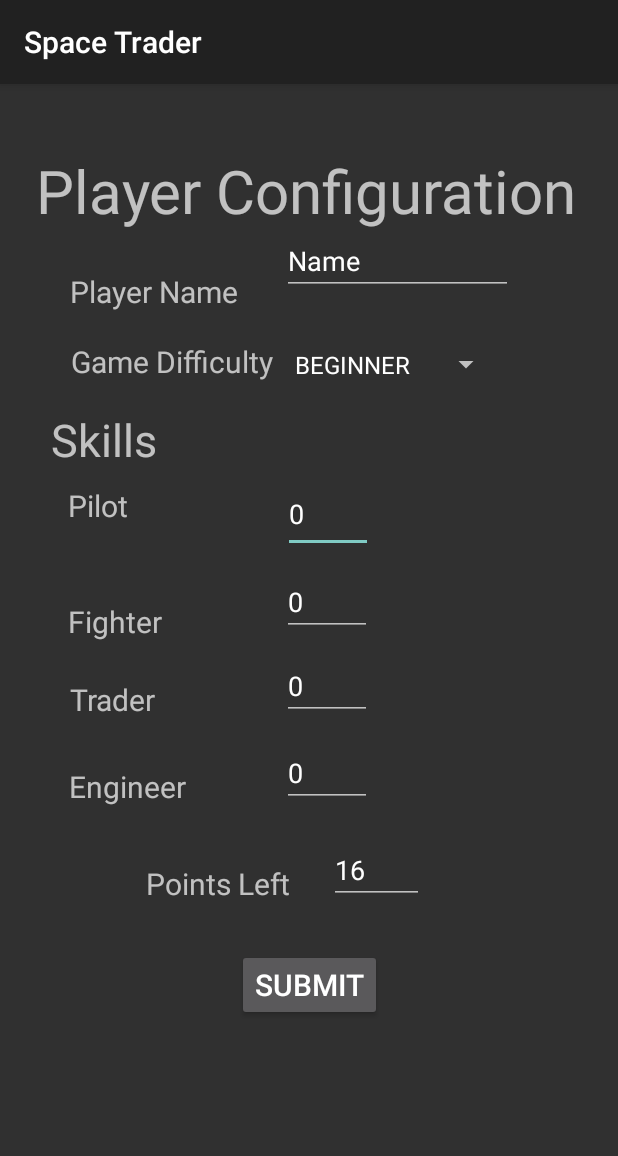
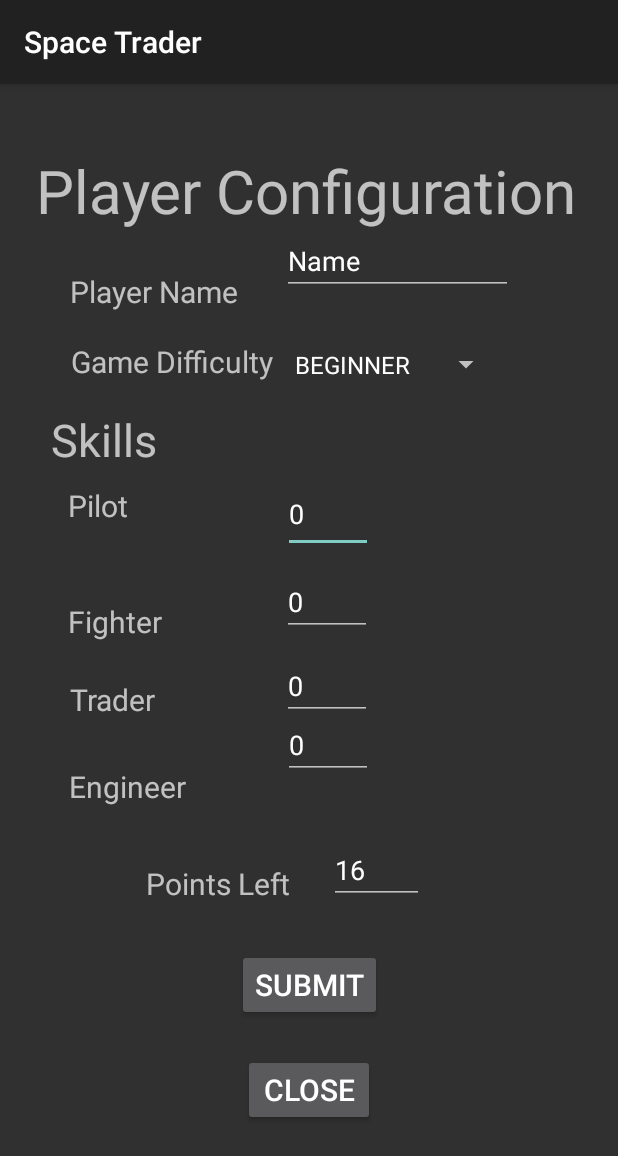
Before and after one commit to helblazer811/SpaceTrader, an Android app: the PlayerConfigurationPage screen opened directly, with no data from a screen before it, on a phone screen of 412 x 824 dp. Shown: the top 1156 px of the screen. Run offline under Robolectric (Android 15) with nearby library versions, the phone set to English and light mode, and no system bars.

Commit message:
Close button implemented

```diff
--- a/app/src/main/java/com/example/spacetrader/views/PlayerConfigurationPage.java
+++ b/app/src/main/java/com/example/spacetrader/views/PlayerConfigurationPage.java
@@ -39,6 +39,17 @@ public class PlayerConfigurationPage extends Activity {
 
         Button submit = (Button) findViewById(R.id.submit_button);
 
+        Button btn1 = (Button) findViewById(R.id.close);
+        btn1.setOnClickListener(new View.OnClickListener() {
+
+            @Override
+            public void onClick(View v) {
+                // TODO Auto-generated method stub
+                finish();
+                System.exit(0);
+            }
+        });
+
         submit.setOnClickListener(new View.OnClickListener() {
             @Override
             public void onClick(View v) {
--- a/app/src/main/res/layout/activity_player_configuration.xml
+++ b/app/src/main/res/layout/activity_player_configuration.xml
@@ -219,9 +219,10 @@
         android:text="0"
         app:layout_constraintBottom_toBottomOf="parent"
         app:layout_constraintEnd_toEndOf="parent"
-        app:layout_constraintHorizontal_bias="0.0"
+        app:layout_constraintHorizontal_bias="1.0"
         app:layout_constraintStart_toStartOf="parent"
-        app:layout_constraintTop_toTopOf="parent" />
+        app:layout_constraintTop_toTopOf="parent"
+        app:layout_constraintVertical_bias="0.0" />
 
     <android.support.constraint.Group
         android:id="@+id/group"
@@ -277,4 +278,19 @@
         app:layout_constraintTop_toTopOf="parent"
         app:layout_constraintVertical_bias="0.0" />
 
+    <Button
+        android:id="@+id/close"
+        android:layout_width="wrap_content"
+        android:layout_height="wrap_content"
+        android:layout_marginStart="161dp"
+        android:layout_marginTop="628dp"
+        android:layout_marginEnd="162dp"
+        android:layout_marginBottom="55dp"
+        android:text="Close"
+        android:textSize="20sp"
+        app:layout_constraintBottom_toBottomOf="parent"
+        app:layout_constraintEnd_toEndOf="parent"
+        app:layout_constraintStart_toStartOf="parent"
+        app:layout_constraintTop_toTopOf="parent" />
+
 </android.support.constraint.ConstraintLayout>
```
Also changed, not shown: app/src/main/java/com/example/spacetrader/models/Player.java (line endings or trailing spaces).
